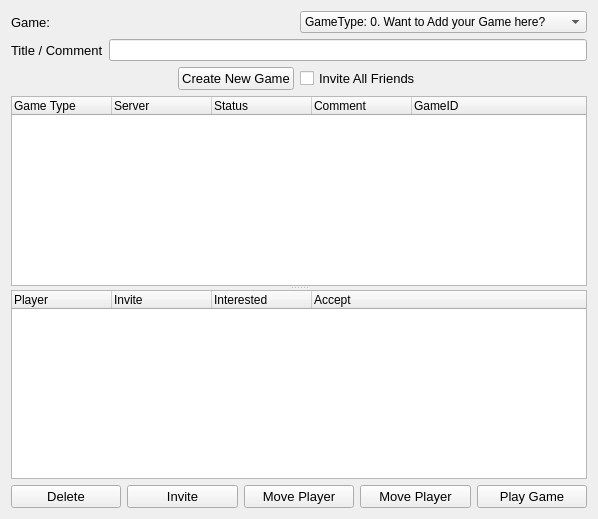
Before: the Qt Designer form retroshare-gui/src/gui/GamesDialog.ui in RetroShare/RetroShare, drawn with Qt 5.
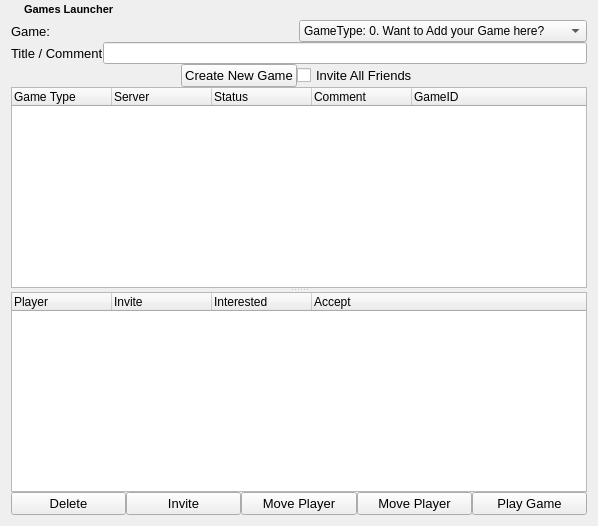
After: the same form once the commit is applied. Icons and pictures are not drawn.

The edit to the form file:
```diff
--- a/retroshare-gui/src/gui/GamesDialog.ui
+++ b/retroshare-gui/src/gui/GamesDialog.ui
@@ -6,14 +6,53 @@
     <x>0</x>
     <y>0</y>
     <width>598</width>
-    <height>519</height>
+    <height>526</height>
    </rect>
   </property>
   <property name="windowTitle" >
    <string>Form</string>
   </property>
   <layout class="QGridLayout" >
+   <property name="topMargin" >
+    <number>0</number>
+   </property>
+   <property name="verticalSpacing" >
+    <number>0</number>
+   </property>
    <item row="0" column="0" >
+    <widget class="QLabel" name="label_3" >
+     <property name="text" >
+      <string/>
+     </property>
+     <property name="pixmap" >
+      <pixmap resource="images.qrc" >:/images/package_games1.png</pixmap>
+     </property>
+    </widget>
+   </item>
+   <item row="0" column="1" >
+    <widget class="QLabel" name="label_2" >
+     <property name="text" >
+      <string>&lt;html>&lt;head>&lt;meta name="qrichtext" content="1" />&lt;style type="text/css">
+p, li { white-space: pre-wrap; }
+&lt;/style>&lt;/head>&lt;body style=" font-family:'MS Shell Dlg 2'; font-size:8.25pt; font-weight:400; font-style:normal;">
+&lt;p style=" margin-top:0px; margin-bottom:0px; margin-left:0px; margin-right:0px; -qt-block-indent:0; text-indent:0px;">&lt;span style=" font-size:8pt; font-weight:600;">Games Launcher&lt;/span>&lt;/p>&lt;/body>&lt;/html></string>
+     </property>
+    </widget>
+   </item>
+   <item row="0" column="2" >
+    <spacer>
+     <property name="orientation" >
+      <enum>Qt::Horizontal</enum>
+     </property>
+     <property name="sizeHint" >
+      <size>
+       <width>431</width>
+       <height>20</height>
+      </size>
+     </property>
+    </spacer>
+   </item>
+   <item row="1" column="0" colspan="3" >
     <layout class="QGridLayout" >
      <item row="0" column="0" >
       <layout class="QVBoxLayout" >
```
